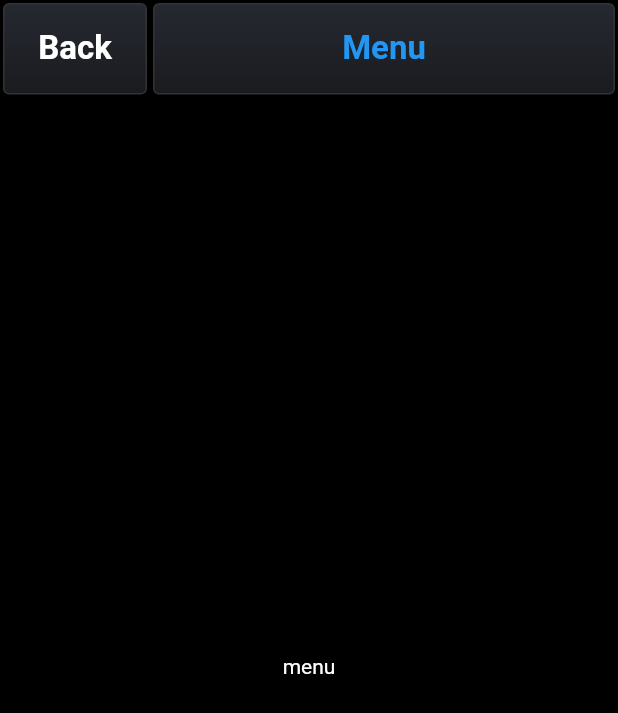
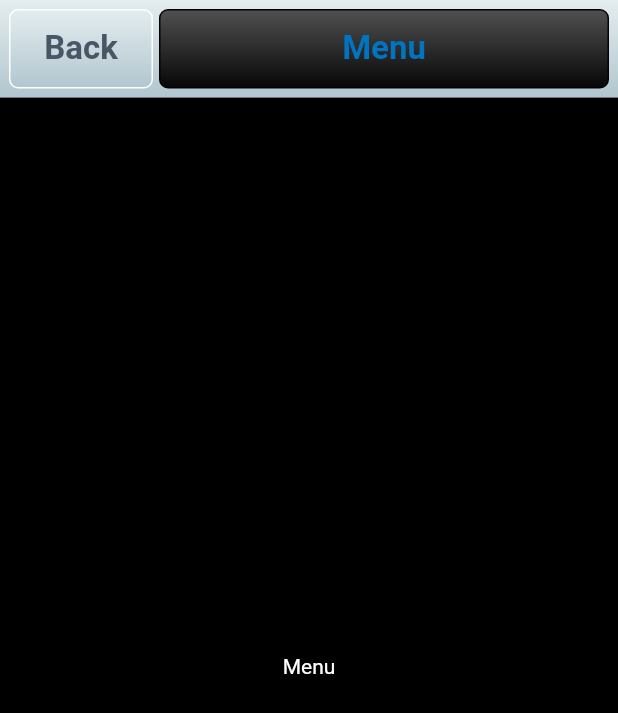
Before and after one commit to mikolajdebowski/techViz, a Flutter app: the Menu screen opened directly, on a phone screen of 412 x 824 dp. Shown: the top 713 px of the screen. Run offline on Flutter 3.47's test engine with Material 2 defaults, Android fonts, the phone set to English and light mode, and no system bars; our stand-ins replace charts_flutter; Roboto replaces fonts that are missing (Poppins).

Commit message:
Before flutter upgrade

```diff
--- a/lib/components/vizActionBar.dart
+++ b/lib/components/vizActionBar.dart
@@ -8,7 +8,7 @@ class ActionBar extends StatefulWidget implements PreferredSizeWidget {
       this.leadingWidget,
       this.tailWidget,
       this.centralWidgets,
-      this.titleColor});
+      this.titleColor = const Color(0xFF0073C1)});
 
   final double barHeight = 65.0;
   final Widget tailWidget;
@@ -33,7 +33,7 @@ class _ActionBarState extends State<ActionBar> {
 
     List<Widget> children = List<Widget>();
 
-    var leadingContainer;
+    SizedBox leadingContainer;
 
     //the backbutton when the view can pop
     if (canPop) {
@@ -52,16 +52,36 @@ class _ActionBarState extends State<ActionBar> {
 
     //centered title
     if (widget.centralWidgets == null) {
+
+      var customBackground = [const Color(0xFF515151), const Color(0xFF060606)];
+      var customBorderColor = Colors.black;
+
       children.add(Expanded(
           child:
-              VizElevated(title: widget.title, textColor: widget.titleColor)));
+              VizElevated(title: widget.title, textColor: widget.titleColor, customBackground: customBackground, customBorderColor: customBorderColor)));
     } else {
       children = List.from(children)..addAll(widget.centralWidgets);
     }
 
+
+    var _colors = [
+      const Color(0xFFE4EDEF),
+      const Color(0xFFB1C6CF),
+    ];
+
+    var gradient = LinearGradient(
+        colors: _colors,
+        begin: Alignment.topCenter,
+        end: Alignment.bottomCenter,
+        tileMode: TileMode.repeated);
+
+    var boxDecoration = BoxDecoration(
+        gradient: gradient);
+
     var container = Container(
       height: widget.barHeight,
-      color: Colors.black,
+      padding: const EdgeInsets.all(4.0),
+      decoration: boxDecoration,
       child: Row(
         children: children,
       ),
--- a/lib/components/vizElevated.dart
+++ b/lib/components/vizElevated.dart
@@ -8,6 +8,7 @@ class VizElevated extends StatefulWidget {
       this.textColor,
       this.customWidget,
       this.customBackground,
+      this.customBorderColor,
       this.selectable = false,
       this.selected = false})
       : super(key: key);
@@ -17,6 +18,7 @@ class VizElevated extends StatefulWidget {
   final Color textColor;
   final Widget customWidget;
   final List<Color> customBackground;
+  final Color customBorderColor;
   final bool selectable;
   final bool selected;
 
@@ -40,12 +42,12 @@ class VizElevatedState extends State<VizElevated> {
   @override
   Widget build(BuildContext context) {
     const TextStyle defaultTextStyle = const TextStyle(
-        color: Colors.white,
+        color: const Color(0xFF495666),
         fontFamily: 'Poppins',
         fontWeight: FontWeight.w600,
         fontSize: 22.0);
 
-    var innerWidget;
+    Widget innerWidget;
     if (widget.customWidget != null) {
       innerWidget = widget.customWidget;
     } else {
@@ -59,12 +61,11 @@ class VizElevatedState extends State<VizElevated> {
       }
     }
 
-    var gradient;
+    LinearGradient gradient;
     if (widget.customBackground == null) {
       var _colors = [
-        //default color
-        const Color(0xFF252930),
-        const Color(0xFF1a1b1f),
+        const Color(0xFFE4EDEF),
+        const Color(0xFFB1C6CF),
       ];
 
       if (selected) {
@@ -79,15 +80,25 @@ class VizElevatedState extends State<VizElevated> {
     } else {
       gradient = LinearGradient(
           colors: widget.customBackground,
-          begin: Alignment.centerLeft,
-          end: Alignment.centerRight,
+          begin: Alignment.topCenter,
+          end: Alignment.bottomCenter,
           tileMode: TileMode.repeated);
     }
 
-    var boxDecoration = BoxDecoration(
-        borderRadius: BorderRadius.circular(4.0),
-        border: Border.all(color: const Color(0xFF333333)),
-        gradient: gradient);
+
+    Border borderColor;
+    if(widget.customBorderColor != null){
+      borderColor = Border.all(color: widget.customBorderColor); //default
+    }
+    else{
+      borderColor = Border.all(color: const Color(0xFFFFFFFF)); //default
+    }
+
+    BoxDecoration boxDecoration = BoxDecoration(
+          borderRadius: BorderRadius.circular(6.0),
+          border: borderColor,
+          gradient: gradient);
+
 
     var container = Container(
       margin: const EdgeInsets.all(2.0),
--- a/lib/main.dart
+++ b/lib/main.dart
@@ -4,6 +4,7 @@ import 'package:techviz/home.dart';
 void main() => runApp(TechVizApp());
 
 class TechVizApp extends StatelessWidget {
+
   @override
   Widget build(BuildContext context) {
     return MaterialApp(
@@ -12,4 +13,6 @@ class TechVizApp extends StatelessWidget {
       home: Home(),
     );
   }
+
+
 }
--- a/lib/menu.dart
+++ b/lib/menu.dart
@@ -1,5 +1,10 @@
+import 'dart:async';
+
 import 'package:flutter/material.dart';
 import 'package:techviz/components/vizActionBar.dart';
+import 'package:charts_flutter/flutter.dart' as charts;
+import 'package:techviz/components/charts/vizPieChart.dart';
+import 'package:techviz/components/charts/vizBarChart.dart';
 
 class Menu extends StatefulWidget {
   Menu({Key key}) : super(key: key);
@@ -12,16 +17,8 @@ class _MenuState extends State<Menu> {
   @override
   Widget build(BuildContext context) {
     return Scaffold(
-      backgroundColor: Colors.black,
-      appBar: ActionBar(title: 'Menu', titleColor: Colors.blue),
-      body: Center(
-        child: Column(
-          mainAxisAlignment: MainAxisAlignment.center,
-          children: <Widget>[
-            Text('menu', style: const TextStyle(color: Colors.white)),
-          ],
-        ),
-      ), // This trailing comma makes auto-formatting nicer for build methods.
-    );
+        backgroundColor: Colors.black,
+        appBar: ActionBar(title: 'Menu'),
+        body: Center(child: Text('Menu', style: TextStyle(color: Colors.white))));
   }
 }
```
Also changed, not shown: analysis_options.yaml (added, +15 -0 lines), lib/adapters/machineAdapter.dart (+11 -8 lines), lib/components/charts/vizBarChart.dart (added, +87 -0 lines), lib/components/charts/vizPieChart.dart (added, +87 -0 lines), lib/components/vizSearch.dart (+6 -4 lines), lib/components/vizSelector.dart (+6 -3 lines), lib/helpers/slideRightRoute.dart (added, +22 -0 lines), lib/home.dart (+24 -20 lines), pubspec.yaml (+8 -4 lines), assets/images/ic_search.png (added), pubspec.lock.
